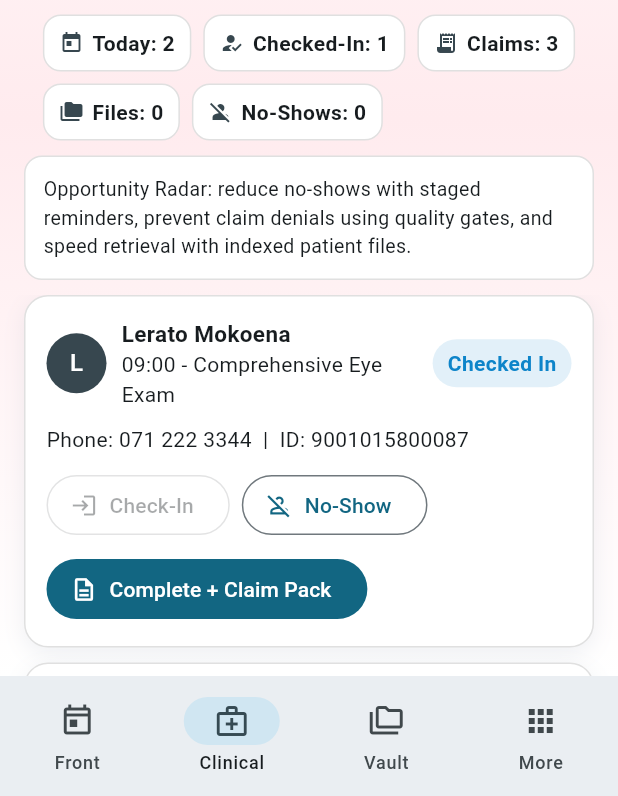
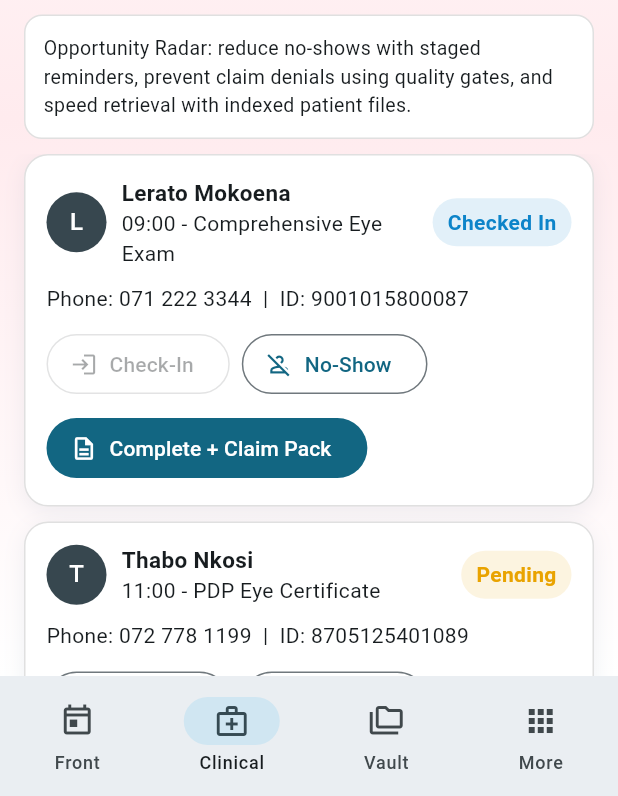
Before and after one commit to KutumelaP/shokane-eyecare-pilot-demo, a Flutter app: the screen it shows after launch, item 2 of the bottom bar chosen, on a phone screen of 412 x 824 dp, the part 440-1236 px from its top. Run offline on Flutter 3.47's test engine with Material 3 defaults, Android fonts, the phone set to English and light mode, and no system bars; our stand-ins replace file_picker, pdf, printing.

Commit message:
Improve mobile clinical layout readability.
Hide duplicate clinical metric chips on compact screens so appointment lists have more space, and publish refreshed web assets.

Made-with: Cursor

```diff
--- a/lib/main.dart
+++ b/lib/main.dart
@@ -2670,6 +2670,7 @@ class _StaffPanelState extends State<StaffPanel> {
 
   @override
   Widget build(BuildContext context) {
+    final isCompactScreen = MediaQuery.sizeOf(context).width < 760;
     final metrics = widget.repository.dashboardMetrics(
       widget.selectedPractice.id,
       date,
@@ -2775,6 +2776,7 @@ class _StaffPanelState extends State<StaffPanel> {
             ),
           ),
         ),
+        if (!isCompactScreen)
           Padding(
             padding: const EdgeInsets.fromLTRB(16, 0, 16, 10),
             child: Wrap(
```
Also changed, not shown: 3 other files. Lines whose indentation alone changed are shown as unchanged.
